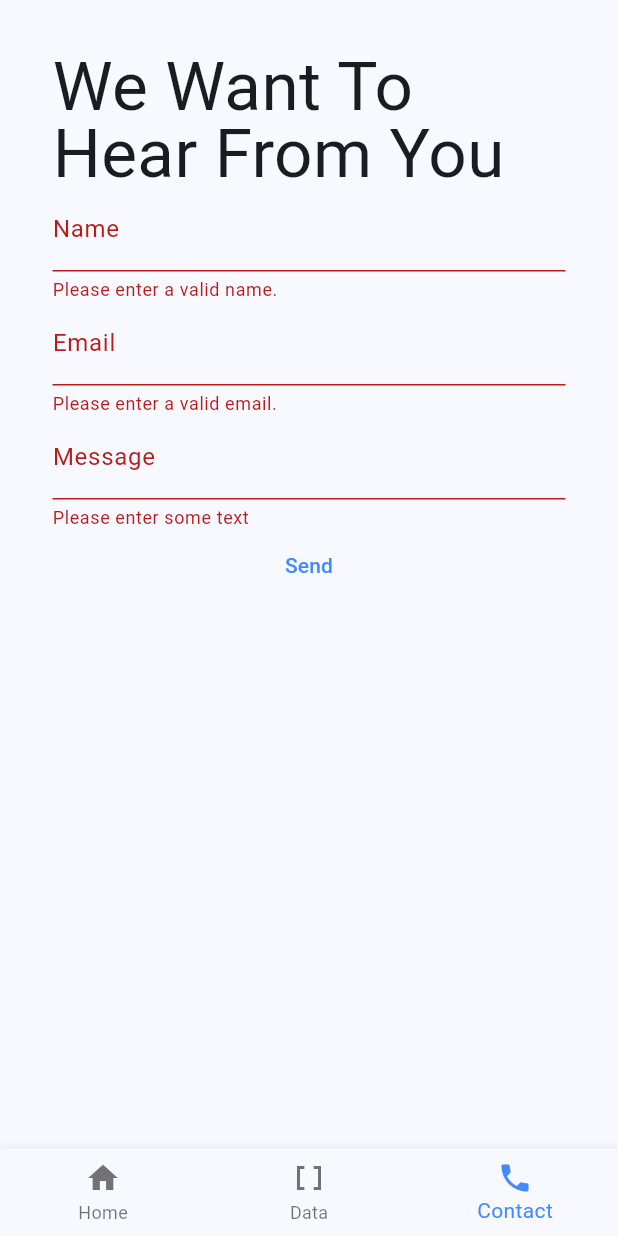
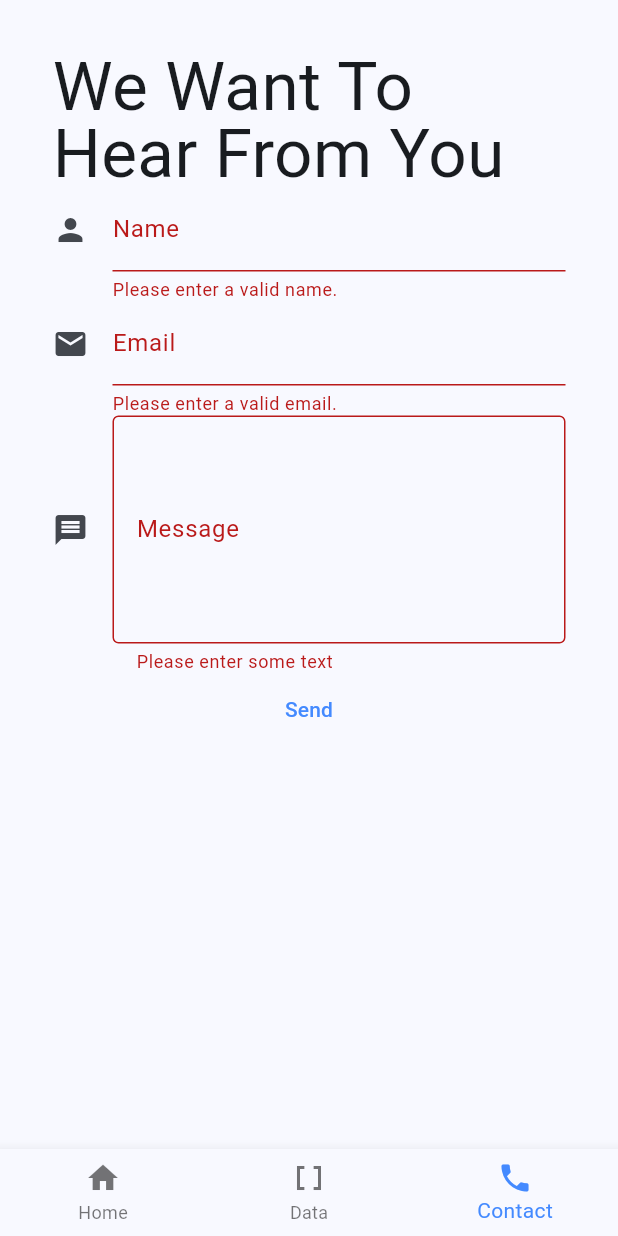
Before and after one commit to kase0016/Flutter-Navigation-App, a Flutter app: the screen it shows after launch, item 3 of the bottom bar chosen, on a phone screen of 412 x 824 dp. Run offline on Flutter 3.47's test engine with Material 3 defaults, Android fonts, the phone set to English and light mode, and no system bars; network calls fail.

Commit message:
final touches to contact page

```diff
--- a/flutter_application_2/lib/screens/contact.dart
+++ b/flutter_application_2/lib/screens/contact.dart
@@ -20,7 +20,10 @@ class ContactPage extends StatelessWidget {
                         style: TextStyle(fontSize: 45, height: 1)),
                     TextFormField(
                         keyboardType: TextInputType.text,
+                        textInputAction: TextInputAction.next,
                         decoration: const InputDecoration(
+                          icon: Icon(Icons.person),
+                          hintText: 'Enter your full name ',
                           labelText: 'Name',
                         ),
                         validator: (String? value) {
@@ -33,7 +36,11 @@ class ContactPage extends StatelessWidget {
                           _data.name = value!;
                         }),
                     TextFormField(
+                        textInputAction: TextInputAction.next,
+                        keyboardType: TextInputType.text,
                         decoration: const InputDecoration(
+                          icon: Icon(Icons.mail),
+                          hintText: 'Enter your email address',
                           labelText: 'Email',
                         ),
                         validator: (String? value) {
@@ -46,7 +53,13 @@ class ContactPage extends StatelessWidget {
                           _data.email = value!;
                         }),
                     TextFormField(
+                        maxLines: 5,
+                        textInputAction: TextInputAction.next,
+                        keyboardType: TextInputType.text,
                         decoration: const InputDecoration(
+                          icon: Icon(Icons.message),
+                          hintText: 'Enter additional details',
+                          border: OutlineInputBorder(),
                           labelText: 'Message',
                         ),
                         validator: (String? value) {
```
